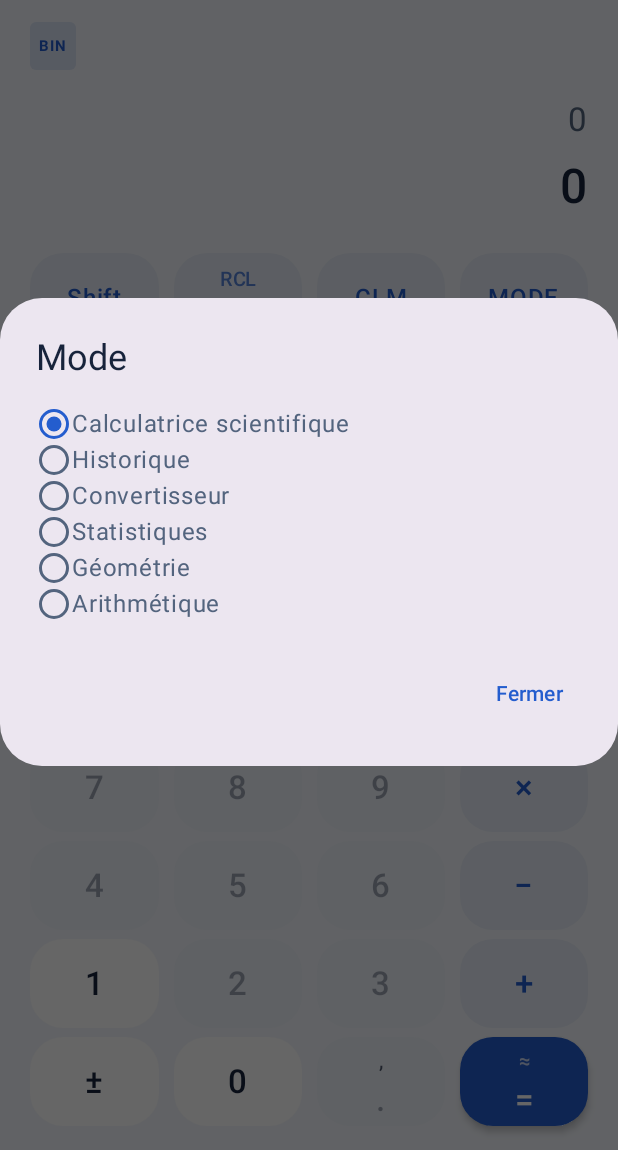
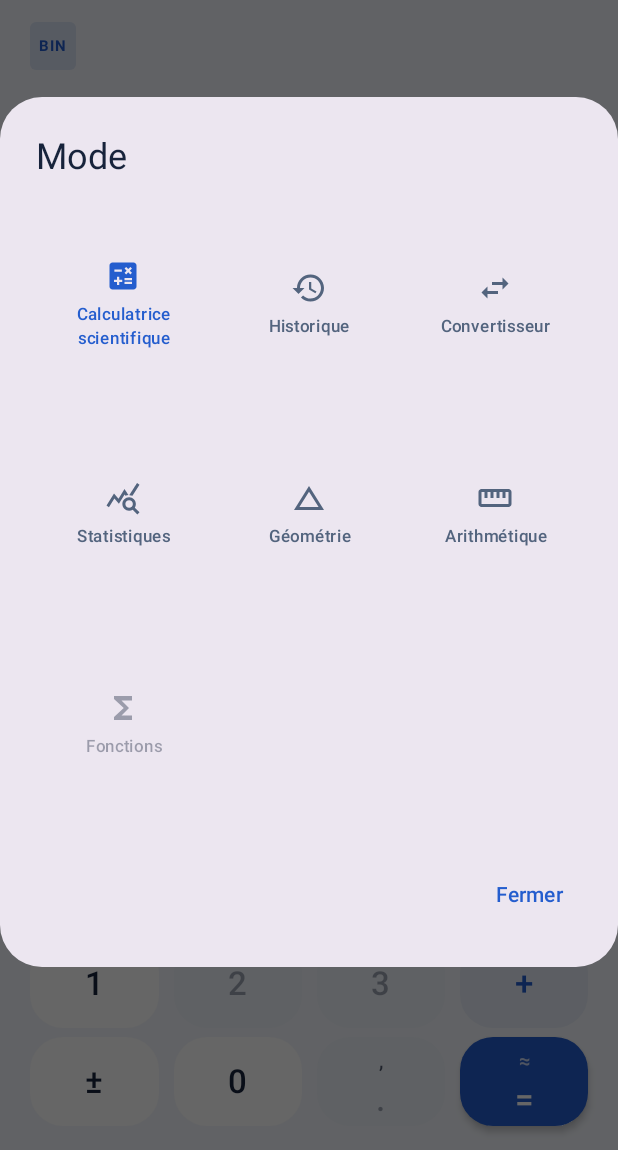
Before and after one commit to slegrand069/CalcStudioPro, an Android app built with Jetpack Compose: the screen it shows after launch (MainActivity), after a tap on "MODE", on a phone screen of 412 x 824 dp, the part 86-1236 px from its top. Run offline under Robolectric (Android 15) with nearby library versions, the phone set to English and light mode, and no system bars; our stand-ins replace Room's generated code; 3 other taps on this screen came first.

Commit message:
Improve calculator UI and mode selector

```diff
--- a/app/src/main/java/com/example/calcstudiopro/MainActivity.kt
+++ b/app/src/main/java/com/example/calcstudiopro/MainActivity.kt
@@ -27,6 +27,7 @@ import androidx.compose.ui.text.font.FontWeight
 import androidx.compose.ui.text.style.TextOverflow
 import androidx.compose.ui.unit.dp
 import androidx.compose.ui.unit.sp
+import androidx.compose.ui.graphics.Color
 import com.example.calcstudiopro.domain.AngleUnit
 import com.example.calcstudiopro.domain.CalculatorEngine
 import com.example.calcstudiopro.domain.NumberBase
@@ -956,14 +957,21 @@ fun CalculatorScreen(
                                 }
                                 val backgroundColor = when {
                                     isEquals -> colors.primary
-                                    isShift && isShiftActive -> colors.primaryContainer
+                                    isShift && isShiftActive -> Color(0xFFD7A923)
+                                    isShift -> Color(0xFFF4CF63)
+                                    key == "AC" -> Color(0xFFD95757)
+                                    key == "⌫" -> Color(0xFFE9953B)
+                                    key == "MODE" -> Color(0xFF65A87A)
                                     !isEnabled -> colors.surfaceVariant.copy(alpha = 0.45f)
                                     isFunction || isOperator -> colors.surfaceVariant
                                     else -> colors.surface
                                 }
                                 val textColor = when {
                                     isEquals -> colors.onPrimary
-                                    isShift && isShiftActive -> colors.onPrimaryContainer
+                                    isShift -> Color(0xFF342600)
+                                    key == "AC" -> Color.White
+                                    key == "⌫" -> Color(0xFF382000)
+                                    key == "MODE" -> Color(0xFF102B18)
                                     !isEnabled -> colors.onSurface.copy(alpha = 0.38f)
                                     isFunction || isOperator -> colors.primary
                                     else -> colors.onSurface
@@ -988,7 +996,12 @@ fun CalculatorScreen(
                                         }),
                                     shape = RoundedCornerShape(22.dp),
                                     color = backgroundColor,
-                                    shadowElevation = if (isEquals) 3.dp else 0.dp
+                                    shadowElevation = when {
+                                        isShift && isShiftActive -> 1.dp
+                                        isShift -> 6.dp
+                                        isEquals -> 3.dp
+                                        else -> 0.dp
+                                    }
                                 ) {
                                     Box(contentAlignment = Alignment.Center) {
                                         if (secondaryLabel != null) {
--- a/app/src/main/java/com/example/calcstudiopro/navigation/ModeDestination.kt
+++ b/app/src/main/java/com/example/calcstudiopro/navigation/ModeDestination.kt
@@ -3,7 +3,8 @@ package com.example.calcstudiopro.navigation
 /** A mode that is currently available from the shared mode selector. */
 data class ModeDestination(
     val route: String,
-    val label: String
+    val label: String,
+    val enabled: Boolean = true
 )
 
 /** Keep this list limited to modes with a usable screen. */
@@ -13,5 +14,6 @@ val availableModes = listOf(
     ModeDestination(route = "converter", label = "Convertisseur"),
     ModeDestination(route = "statistics", label = "Statistiques"),
     ModeDestination(route = "geometry", label = "Géométrie"),
-    ModeDestination(route = "arithmetic", label = "Arithmétique")
+    ModeDestination(route = "arithmetic", label = "Arithmétique"),
+    ModeDestination(route = "functions", label = "Fonctions", enabled = false)
 )
--- a/app/src/main/java/com/example/calcstudiopro/ui/components/ModeSelectorDialog.kt
+++ b/app/src/main/java/com/example/calcstudiopro/ui/components/ModeSelectorDialog.kt
@@ -1,20 +1,45 @@
 package com.example.calcstudiopro.ui.components
 
+import androidx.compose.foundation.clickable
+import androidx.compose.foundation.layout.Arrangement
 import androidx.compose.foundation.layout.Column
+import androidx.compose.foundation.layout.aspectRatio
 import androidx.compose.foundation.layout.fillMaxWidth
-import androidx.compose.foundation.layout.Row
-import androidx.compose.foundation.selection.selectable
+import androidx.compose.foundation.layout.padding
+import androidx.compose.foundation.lazy.grid.GridCells
+import androidx.compose.foundation.lazy.grid.LazyVerticalGrid
+import androidx.compose.foundation.lazy.grid.items
+import androidx.compose.material.icons.Icons
+import androidx.compose.material.icons.filled.Calculate
+import androidx.compose.material.icons.filled.Functions
+import androidx.compose.material.icons.filled.History
+import androidx.compose.material.icons.filled.QueryStats
+import androidx.compose.material.icons.filled.Straighten
+import androidx.compose.material.icons.filled.SwapHoriz
+import androidx.compose.material.icons.filled.ChangeHistory
 import androidx.compose.material3.AlertDialog
+import androidx.compose.material3.Icon
 import androidx.compose.material3.MaterialTheme
-import androidx.compose.material3.RadioButton
 import androidx.compose.material3.Text
 import androidx.compose.material3.TextButton
 import androidx.compose.runtime.Composable
 import androidx.compose.ui.Alignment
 import androidx.compose.ui.Modifier
+import androidx.compose.ui.graphics.vector.ImageVector
 import androidx.compose.ui.platform.testTag
-import androidx.compose.ui.semantics.Role
+import androidx.compose.ui.text.style.TextAlign
+import androidx.compose.ui.unit.dp
 import com.example.calcstudiopro.navigation.ModeDestination
+
+private fun modeIcon(route: String): ImageVector = when (route) {
+    "calculator" -> Icons.Default.Calculate
+    "history" -> Icons.Default.History
+    "converter" -> Icons.Default.SwapHoriz
+    "statistics" -> Icons.Default.QueryStats
+    "geometry" -> Icons.Default.ChangeHistory
+    "arithmetic" -> Icons.Default.Straighten
+    else -> Icons.Default.Functions
+}
 
 @Composable
 fun ModeSelectorDialog(
@@ -27,26 +52,41 @@ fun ModeSelectorDialog(
         onDismissRequest = onDismiss,
         title = { Text("Mode") },
         text = {
-            Column {
-                modes.forEach { mode ->
-                    Row(
+            LazyVerticalGrid(
+                columns = GridCells.Fixed(3),
+                modifier = Modifier.fillMaxWidth(),
+                horizontalArrangement = Arrangement.spacedBy(8.dp),
+                verticalArrangement = Arrangement.spacedBy(8.dp)
+            ) {
+                items(modes, key = { it.route }) { mode ->
+                    val selected = mode.route == selectedRoute
+                    val contentColor = when {
+                        !mode.enabled -> MaterialTheme.colorScheme.onSurface.copy(alpha = 0.38f)
+                        selected -> MaterialTheme.colorScheme.primary
+                        else -> MaterialTheme.colorScheme.onSurfaceVariant
+                    }
+                    Column(
                         modifier = Modifier
                             .fillMaxWidth()
-                            .selectable(
-                                selected = mode.route == selectedRoute,
-                                role = Role.RadioButton,
-                                onClick = { onSelect(mode) }
-                            )
-                            .testTag("mode-option-${mode.route}"),
-                        verticalAlignment = Alignment.CenterVertically
+                            .aspectRatio(0.88f)
+                            .clickable(enabled = mode.enabled) { onSelect(mode) }
+                            .testTag("mode-option-${mode.route}")
+                            .padding(horizontal = 4.dp, vertical = 8.dp),
+                        horizontalAlignment = Alignment.CenterHorizontally,
+                        verticalArrangement = Arrangement.Center
                     ) {
-                        RadioButton(
-                            selected = mode.route == selectedRoute,
-                            onClick = null
+                        Icon(
+                            imageVector = modeIcon(mode.route),
+                            contentDescription = null,
+                            tint = contentColor
                         )
                         Text(
                             text = mode.label,
-                            style = MaterialTheme.typography.bodyLarge
+                            modifier = Modifier.padding(top = 6.dp),
+                            style = MaterialTheme.typography.labelSmall,
+                            color = contentColor,
+                            textAlign = TextAlign.Center,
+                            maxLines = 2
                         )
                     }
                 }
```
